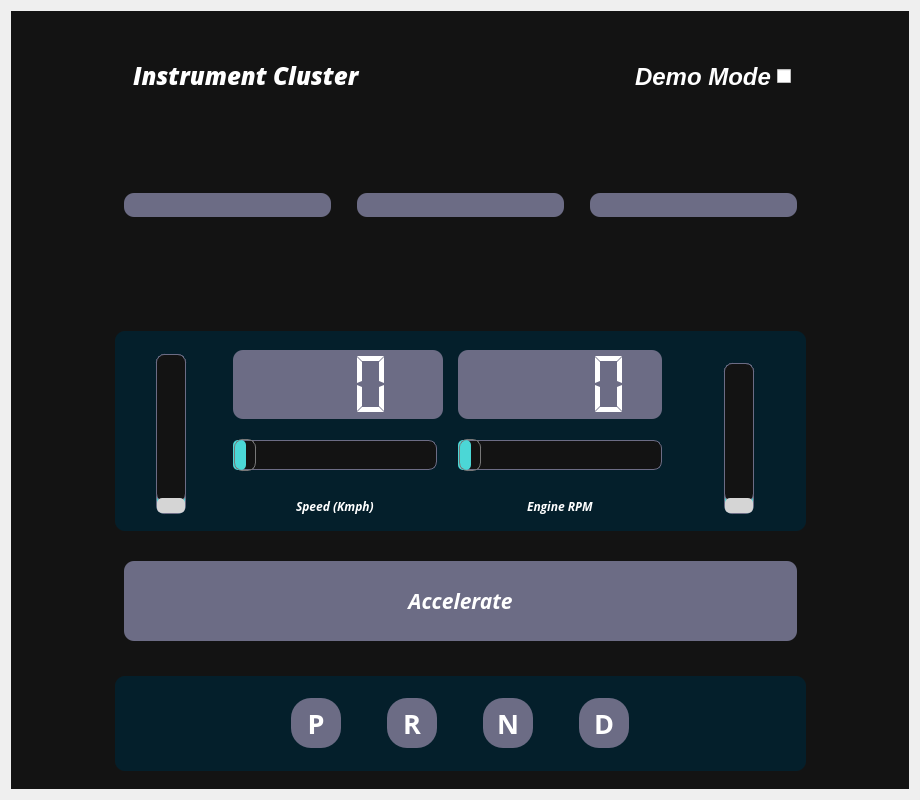
Old version of the form ui/IC.ui in the repository AutomotiveGradeLinux/src-agl-demo-control-panel.
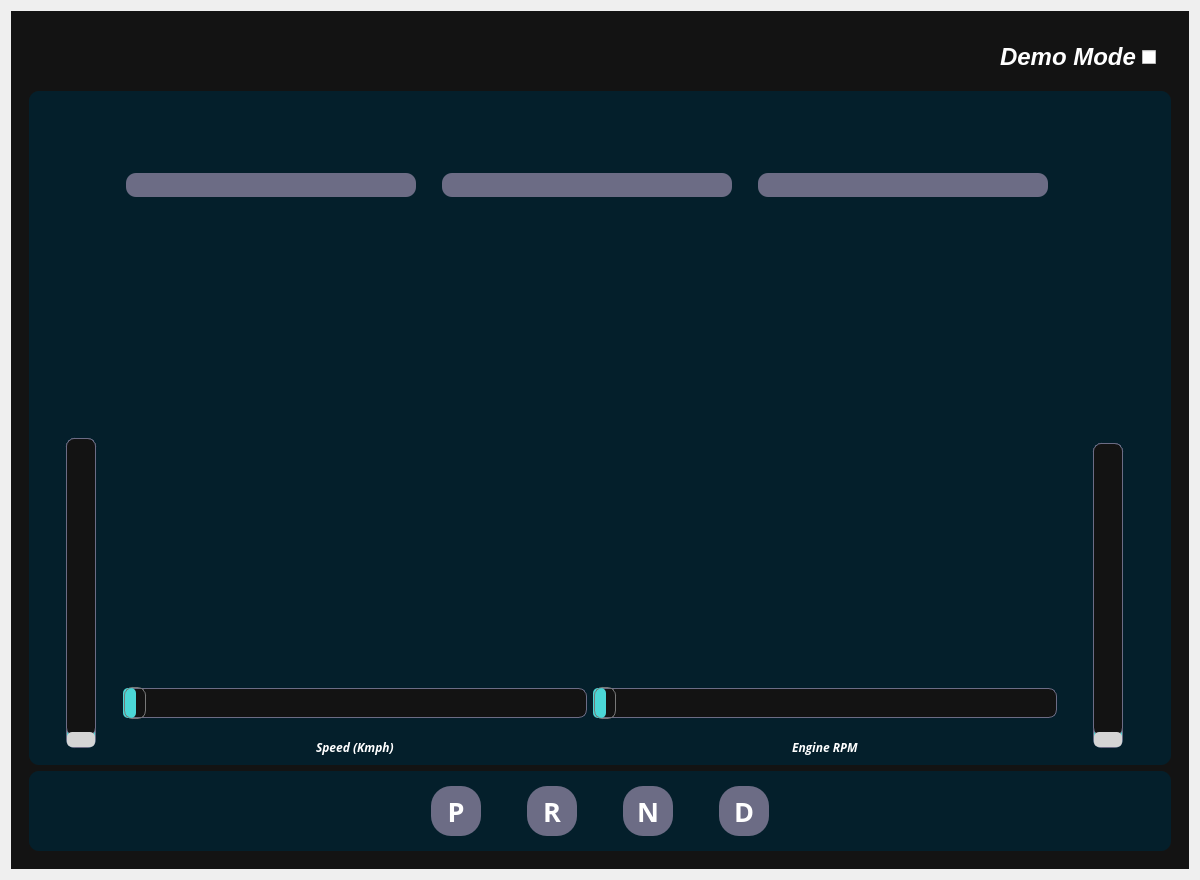
New version of the form. Icons and pictures are not drawn.

Commit message:
Add New Custom Gauges and CARLA playback refactored
    - This commit adds new custom QML Gauges for Engine RPM, Speed, Fuel level and Coolant temp
    - Improve Exception handling for CARLA playback
    - Add the RPM and Speed Gauge elements
    - Update the functions resp. for updating their values
    - Fix Alignment of backgrounds, font size and progress bar
    - Update Half Gauge to have progress ticks
    - Add gauges to the main IC page

Bug-AGL: SPEC-5161

Diff of the .ui file:
```diff
--- a/ui/IC.ui
+++ b/ui/IC.ui
@@ -6,8 +6,8 @@
    <rect>
     <x>0</x>
     <y>0</y>
-    <width>920</width>
-    <height>800</height>
+    <width>1200</width>
+    <height>880</height>
    </rect>
   </property>
   <property name="windowTitle">
@@ -166,33 +166,13 @@
      </property>
      <layout class="QGridLayout" name="gridLayout_3">
       <item row="0" column="0" rowspan="2">
-       <spacer name="horizontalSpacer_12">
-        <property name="orientation">
-         <enum>Qt::Horizontal</enum>
-        </property>
-        <property name="sizeHint" stdset="0">
-         <size>
-          <width>40</width>
-          <height>20</height>
-         </size>
-        </property>
-       </spacer>
-      </item>
-      <item row="0" column="2" rowspan="2">
-       <spacer name="horizontalSpacer_13">
-        <property name="orientation">
-         <enum>Qt::Horizontal</enum>
-        </property>
-        <property name="sizeHint" stdset="0">
-         <size>
-          <width>40</width>
-          <height>20</height>
-         </size>
-        </property>
-       </spacer>
-      </item>
-      <item row="0" column="1" rowspan="2">
        <widget class="QFrame" name="frame">
+        <property name="sizePolicy">
+         <sizepolicy hsizetype="Expanding" vsizetype="Expanding">
+          <horstretch>0</horstretch>
+          <verstretch>0</verstretch>
+         </sizepolicy>
+        </property>
         <property name="minimumSize">
          <size>
           <width>500</width>
@@ -206,81 +186,168 @@
          <enum>QFrame::Raised</enum>
         </property>
         <layout class="QGridLayout" name="gridLayout_4">
-         <item row="0" column="0">
-          <widget class="QFrame" name="header_frame">
+         <item row="2" column="0">
+          <widget class="QFrame" name="frame_1">
+           <property name="sizePolicy">
+            <sizepolicy hsizetype="Expanding" vsizetype="Expanding">
+             <horstretch>0</horstretch>
+             <verstretch>0</verstretch>
+            </sizepolicy>
+           </property>
            <property name="minimumSize">
             <size>
              <width>0</width>
-             <height>50</height>
+             <height>0</height>
             </size>
            </property>
+           <property name="maximumSize">
+            <size>
+             <width>16777215</width>
+             <height>16777215</height>
+            </size>
+           </property>
            <property name="frameShape">
             <enum>QFrame::StyledPanel</enum>
            </property>
            <property name="frameShadow">
             <enum>QFrame::Raised</enum>
            </property>
-           <layout class="QHBoxLayout" name="horizontalLayout">
-            <item>
-             <widget class="QFrame" name="frame_6">
-              <property name="frameShape">
-               <enum>QFrame::StyledPanel</enum>
+           <layout class="QGridLayout" name="gridLayout">
+            <item row="3" column="3" alignment="Qt::AlignBottom">
+             <widget class="QSlider" name="Speed_slider">
+              <property name="sizePolicy">
+               <sizepolicy hsizetype="Expanding" vsizetype="Expanding">
+                <horstretch>0</horstretch>
+                <verstretch>0</verstretch>
+               </sizepolicy>
               </property>
-              <property name="frameShadow">
-               <enum>QFrame::Raised</enum>
+              <property name="minimumSize">
+               <size>
+                <width>0</width>
+                <height>60</height>
+               </size>
               </property>
-              <layout class="QHBoxLayout" name="horizontalLayout_3">
-               <item>
-                <widget class="QLabel" name="label">
+              <property name="font">
+               <font>
+                <weight>50</weight>
+                <bold>false</bold>
+               </font>
+              </property>
+              <property name="maximum">
+               <number>240</number>
+              </property>
+              <property name="orientation">
+               <enum>Qt::Horizontal</enum>
+              </property>
+              <property name="tickPosition">
+               <enum>QSlider::NoTicks</enum>
+              </property>
+              <property name="tickInterval">
+               <number>0</number>
+              </property>
+             </widget>
+            </item>
+            <item row="4" column="3" alignment="Qt::AlignHCenter|Qt::AlignTop">
+             <widget class="QLabel" name="label_4">
                  <property name="sizePolicy">
-                  <sizepolicy hsizetype="MinimumExpanding" vsizetype="Fixed">
+               <sizepolicy hsizetype="Expanding" vsizetype="Expanding">
                    <horstretch>0</horstretch>
                    <verstretch>0</verstretch>
                   </sizepolicy>
                  </property>
                  <property name="font">
                   <font>
-                   <family>Open Sans Extrabold</family>
-                   <pointsize>18</pointsize>
+                <family>Open Sans</family>
                    <weight>75</weight>
                    <italic>true</italic>
                    <bold>true</bold>
                   </font>
                  </property>
                  <property name="text">
-                  <string>Instrument Cluster</string>
+               <string>Speed (Kmph)</string>
                  </property>
                 </widget>
                </item>
-              </layout>
+            <item row="2" column="3">
+             <widget class="QWidget" name="Speed_Gauge_Placeholder" native="true">
+              <property name="sizePolicy">
+               <sizepolicy hsizetype="Expanding" vsizetype="Expanding">
+                <horstretch>0</horstretch>
+                <verstretch>0</verstretch>
+               </sizepolicy>
+              </property>
+              <property name="autoFillBackground">
+               <bool>false</bool>
+              </property>
              </widget>
             </item>
-            <item>
-             <widget class="QLabel" name="label_6">
+            <item row="4" column="4" alignment="Qt::AlignHCenter|Qt::AlignTop">
+             <widget class="QLabel" name="label_5">
+              <property name="sizePolicy">
+               <sizepolicy hsizetype="Expanding" vsizetype="Expanding">
+                <horstretch>0</horstretch>
+                <verstretch>0</verstretch>
+               </sizepolicy>
+              </property>
               <property name="font">
                <font>
-                <pointsize>18</pointsize>
+                <family>Open Sans</family>
                 <weight>75</weight>
                 <italic>true</italic>
                 <bold>true</bold>
                </font>
               </property>
               <property name="text">
-               <string>Demo Mode</string>
+               <string>Engine RPM</string>
               </property>
              </widget>
             </item>
-            <item>
-             <widget class="QCheckBox" name="demoToggle">
-              <property name="text">
-               <string/>
+            <item row="0" column="2" colspan="4">
+             <spacer name="verticalSpacer_5">
+              <property name="orientation">
+               <enum>Qt::Vertical</enum>
               </property>
+              <property name="sizeType">
+               <enum>QSizePolicy::Fixed</enum>
+              </property>
+              <property name="sizeHint" stdset="0">
+               <size>
+                <width>20</width>
+                <height>10</height>
+               </size>
+              </property>
+             </spacer>
+            </item>
+            <item row="2" column="4">
+             <widget class="QWidget" name="RPM_Gauge_Placeholder" native="true">
+              <property name="sizePolicy">
+               <sizepolicy hsizetype="Expanding" vsizetype="Expanding">
+                <horstretch>0</horstretch>
+                <verstretch>0</verstretch>
+               </sizepolicy>
+              </property>
              </widget>
             </item>
-           </layout>
-          </widget>
-         </item>
-         <item row="1" column="0">
+            <item row="3" column="4" alignment="Qt::AlignBottom">
+             <widget class="QSlider" name="RPM_slider">
+              <property name="sizePolicy">
+               <sizepolicy hsizetype="Expanding" vsizetype="Expanding">
+                <horstretch>0</horstretch>
+                <verstretch>0</verstretch>
+               </sizepolicy>
+              </property>
+              <property name="minimumSize">
+               <size>
+                <width>0</width>
+                <height>60</height>
+               </size>
+              </property>
+              <property name="orientation">
+               <enum>Qt::Horizontal</enum>
+              </property>
+             </widget>
+            </item>
+            <item row="1" column="2" colspan="3">
           <widget class="QFrame" name="frame_3">
            <property name="sizePolicy">
             <sizepolicy hsizetype="Preferred" vsizetype="Expanding">
@@ -405,108 +472,21 @@
            </layout>
           </widget>
          </item>
-         <item row="2" column="0">
-          <spacer name="verticalSpacer_4">
-           <property name="orientation">
-            <enum>Qt::Vertical</enum>
-           </property>
-           <property name="sizeType">
-            <enum>QSizePolicy::Fixed</enum>
-           </property>
-           <property name="sizeHint" stdset="0">
-            <size>
-             <width>20</width>
-             <height>20</height>
-            </size>
-           </property>
-          </spacer>
-         </item>
-         <item row="3" column="0">
-          <widget class="QFrame" name="frame_1">
+            <item row="1" column="0" rowspan="4" colspan="2">
+             <widget class="QFrame" name="coolant_gauge_frame">
            <property name="sizePolicy">
-            <sizepolicy hsizetype="Preferred" vsizetype="Fixed">
+               <sizepolicy hsizetype="Expanding" vsizetype="Expanding">
              <horstretch>0</horstretch>
              <verstretch>0</verstretch>
             </sizepolicy>
            </property>
-           <property name="minimumSize">
-            <size>
-             <width>0</width>
-             <height>200</height>
-            </size>
-           </property>
-           <property name="maximumSize">
-            <size>
-             <width>16777215</width>
-             <height>150</height>
-            </size>
-           </property>
            <property name="frameShape">
             <enum>QFrame::StyledPanel</enum>
            </property>
            <property name="frameShadow">
             <enum>QFrame::Raised</enum>
            </property>
-           <layout class="QGridLayout" name="gridLayout">
-            <item row="4" column="8" alignment="Qt::AlignHCenter">
-             <widget class="QLabel" name="label_5">
-              <property name="font">
-               <font>
-                <family>Open Sans</family>
-                <weight>75</weight>
-                <italic>true</italic>
-                <bold>true</bold>
-               </font>
-              </property>
-              <property name="text">
-               <string>Engine RPM</string>
-              </property>
-             </widget>
-            </item>
-            <item row="1" column="5" rowspan="2" colspan="2">
-             <widget class="QLCDNumber" name="Speed_monitor">
-              <property name="sizePolicy">
-               <sizepolicy hsizetype="Minimum" vsizetype="Expanding">
-                <horstretch>0</horstretch>
-                <verstretch>0</verstretch>
-               </sizepolicy>
-              </property>
-              <property name="font">
-               <font>
-                <weight>50</weight>
-                <italic>false</italic>
-                <bold>false</bold>
-               </font>
-              </property>
-              <property name="layoutDirection">
-               <enum>Qt::LeftToRight</enum>
-              </property>
-              <property name="frameShape">
-               <enum>QFrame::NoFrame</enum>
-              </property>
-              <property name="smallDecimalPoint">
-               <bool>false</bool>
-              </property>
-              <property name="digitCount">
-               <number>3</number>
-              </property>
-              <property name="segmentStyle">
-               <enum>QLCDNumber::Flat</enum>
-              </property>
-             </widget>
-            </item>
-            <item row="1" column="1" rowspan="4" colspan="2">
-             <widget class="QFrame" name="frame_2">
-              <property name="frameShape">
-               <enum>QFrame::StyledPanel</enum>
-              </property>
-              <property name="frameShadow">
-               <enum>QFrame::Raised</enum>
-              </property>
-              <layout class="QHBoxLayout" name="horizontalLayout_2">
-               <property name="spacing">
-                <number>0</number>
-               </property>
+              <layout class="QGridLayout" name="gridLayout_5">
                <property name="leftMargin">
                 <number>0</number>
                </property>
@@ -519,8 +499,33 @@
                <property name="bottomMargin">
                 <number>4</number>
                </property>
-               <item>
+               <item row="1" column="1">
+                <widget class="QSlider" name="coolantTemp_slider">
+                 <property name="sizePolicy">
+                  <sizepolicy hsizetype="Expanding" vsizetype="Expanding">
+                   <horstretch>0</horstretch>
+                   <verstretch>0</verstretch>
+                  </sizepolicy>
+                 </property>
+                 <property name="minimumSize">
+                  <size>
+                   <width>60</width>
+                   <height>0</height>
+                  </size>
+                 </property>
+                 <property name="orientation">
+                  <enum>Qt::Vertical</enum>
+                 </property>
+                </widget>
+               </item>
+               <item row="1" column="0">
                 <widget class="QLabel" name="label_2">
+                 <property name="sizePolicy">
+                  <sizepolicy hsizetype="Expanding" vsizetype="Expanding">
+                   <horstretch>0</horstretch>
+                   <verstretch>0</verstretch>
+                  </sizepolicy>
+                 </property>
                  <property name="text">
                   <string/>
                  </property>
@@ -529,207 +534,51 @@
                  </property>
                 </widget>
                </item>
-               <item>
-                <widget class="QSlider" name="coolantTemp_slider">
+               <item row="0" column="0" colspan="2">
+                <widget class="QWidget" name="coolant_Gauge_Placeholder" native="true">
+                 <property name="sizePolicy">
+                  <sizepolicy hsizetype="Expanding" vsizetype="Expanding">
+                   <horstretch>0</horstretch>
+                   <verstretch>0</verstretch>
+                  </sizepolicy>
+                 </property>
                  <property name="minimumSize">
                   <size>
-                   <width>60</width>
+                   <width>0</width>
                    <height>0</height>
                   </size>
                  </property>
-                 <property name="orientation">
-                  <enum>Qt::Vertical</enum>
-                 </property>
                 </widget>
                </item>
               </layout>
              </widget>
             </item>
-            <item row="1" column="0" rowspan="4">
-             <spacer name="horizontalSpacer_10">
-              <property name="orientation">
-               <enum>Qt::Horizontal</enum>
-              </property>
-              <property name="sizeType">
-               <enum>QSizePolicy::Fixed</enum>
-              </property>
-              <property name="sizeHint" stdset="0">
-               <size>
-                <width>10</width>
-                <height>20</height>
-               </size>
-              </property>
-             </spacer>
-            </item>
-            <item row="0" column="3" colspan="8">
-             <spacer name="verticalSpacer_5">
-              <property name="orientation">
-               <enum>Qt::Vertical</enum>
-              </property>
-              <property name="sizeType">
-               <enum>QSizePolicy::Fixed</enum>
-              </property>
-              <property name="sizeHint" stdset="0">
-               <size>
-                <width>20</width>
-                <height>10</height>
-               </size>
-              </property>
-             </spacer>
-            </item>
-            <item row="1" column="12" rowspan="4">
-             <spacer name="horizontalSpacer_11">
-              <property name="orientation">
-               <enum>Qt::Horizontal</enum>
-              </property>
-              <property name="sizeType">
-               <enum>QSizePolicy::Fixed</enum>
-              </property>
-              <property name="sizeHint" stdset="0">
-               <size>
-                <width>10</width>
-                <height>20</height>
-               </size>
-              </property>
-             </spacer>
-            </item>
-            <item row="3" column="8">
-             <widget class="QSlider" name="RPM_slider">
-              <property name="minimumSize">
-               <size>
-                <width>0</width>
-                <height>60</height>
-               </size>
-              </property>
-              <property name="orientation">
-               <enum>Qt::Horizontal</enum>
-              </property>
-             </widget>
-            </item>
-            <item row="1" column="7" rowspan="4">
-             <widget class="Line" name="line">
-              <property name="orientation">
-               <enum>Qt::Vertical</enum>
-              </property>
-             </widget>
-            </item>
-            <item row="1" column="3" rowspan="4" colspan="2">
-             <spacer name="horizontalSpacer_5">
-              <property name="orientation">
-               <enum>Qt::Horizontal</enum>
-              </property>
-              <property name="sizeType">
-               <enum>QSizePolicy::Fixed</enum>
-              </property>
-              <property name="sizeHint" stdset="0">
-               <size>
-                <width>20</width>
-                <height>20</height>
-               </size>
-              </property>
-             </spacer>
-            </item>
-            <item row="1" column="8" rowspan="2">
-             <widget class="QLCDNumber" name="RPM_monitor">
+            <item row="1" column="6" rowspan="4" alignment="Qt::AlignRight">
+             <widget class="QFrame" name="fuel_gauge_frame">
               <property name="sizePolicy">
-               <sizepolicy hsizetype="Minimum" vsizetype="Expanding">
+               <sizepolicy hsizetype="Expanding" vsizetype="Expanding">
                 <horstretch>0</horstretch>
                 <verstretch>0</verstretch>
                </sizepolicy>
               </property>
-              <property name="font">
-               <font>
-                <weight>50</weight>
-                <bold>false</bold>
-               </font>
-              </property>
-              <property name="frameShape">
-               <enum>QFrame::NoFrame</enum>
-              </property>
-              <property name="digitCount">
-               <number>4</number>
-              </property>
-              <property name="segmentStyle">
-               <enum>QLCDNumber::Flat</enum>
-              </property>
-             </widget>
-            </item>
-            <item row="4" column="5" alignment="Qt::AlignHCenter">
-             <widget class="QLabel" name="label_4">
-              <property name="font">
-               <font>
-                <family>Open Sans</family>
-                <weight>75</weight>
-                <italic>true</italic>
-                <bold>true</bold>
-               </font>
-              </property>
-              <property name="text">
-               <string>Speed (Kmph)</string>
-              </property>
-             </widget>
-            </item>
-            <item row="3" column="5">
-             <widget class="QSlider" name="Speed_slider">
-              <property name="minimumSize">
-               <size>
-                <width>0</width>
-                <height>60</height>
-               </size>
-              </property>
-              <property name="font">
-               <font>
-                <weight>50</weight>
-                <bold>false</bold>
-               </font>
-              </property>
-              <property name="maximum">
-               <number>240</number>
-              </property>
-              <property name="orientation">
-               <enum>Qt::Horizontal</enum>
-              </property>
-              <property name="tickPosition">
-               <enum>QSlider::NoTicks</enum>
-              </property>
-              <property name="tickInterval">
-               <number>0</number>
-              </property>
-             </widget>
-            </item>
-            <item row="1" column="9" rowspan="4">
-             <spacer name="horizontalSpacer_6">
-              <property name="orientation">
-               <enum>Qt::Horizontal</enum>
-              </property>
-              <property name="sizeType">
-               <enum>QSizePolicy::Fixed</enum>
-              </property>
-              <property name="sizeHint" stdset="0">
-               <size>
-                <width>20</width>
-                <height>20</height>
-               </size>
-              </property>
-             </spacer>
-            </item>
-            <item row="1" column="11" rowspan="4">
-             <widget class="QFrame" name="frame_5">
               <property name="frameShape">
                <enum>QFrame::StyledPanel</enum>
               </property>
               <property name="frameShadow">
                <enum>QFrame::Raised</enum>
               </property>
-              <layout class="QHBoxLayout" name="horizontalLayout_5">
-               <property name="spacing">
-                <number>0</number>
-               </property>
+              <layout class="QGridLayout" name="gridLayout_6">
                <property name="bottomMargin">
                 <number>4</number>
                </property>
-               <item>
+               <item row="1" column="0" alignment="Qt::AlignRight">
                 <widget class="QSlider" name="fuelLevel_slider">
+                 <property name="sizePolicy">
+                  <sizepolicy hsizetype="Expanding" vsizetype="Expanding">
+                   <horstretch>0</horstretch>
+                   <verstretch>0</verstretch>
+                  </sizepolicy>
+                 </property>
                  <property name="minimumSize">
                   <size>
                    <width>60</width>
@@ -758,10 +607,10 @@
                  </property>
                 </widget>
                </item>
-               <item>
+               <item row="1" column="1" alignment="Qt::AlignRight">
                 <widget class="QLabel" name="label_3">
                  <property name="sizePolicy">
-                  <sizepolicy hsizetype="Preferred" vsizetype="Preferred">
+                  <sizepolicy hsizetype="Expanding" vsizetype="Expanding">
                    <horstretch>0</horstretch>
                    <verstretch>0</verstretch>
                   </sizepolicy>
@@ -785,41 +634,10 @@
                  </property>
                 </widget>
                </item>
-              </layout>
-             </widget>
-            </item>
-           </layout>
-          </widget>
-         </item>
-         <item row="4" column="0">
-          <spacer name="verticalSpacer_2">
-           <property name="orientation">
-            <enum>Qt::Vertical</enum>
-           </property>
-           <property name="sizeType">
-            <enum>QSizePolicy::Fixed</enum>
-           </property>
-           <property name="sizeHint" stdset="0">
-            <size>
-             <width>20</width>
-             <height>40</height>
-            </size>
-           </property>
-          </spacer>
-         </item>
-         <item row="5" column="0">
-          <widget class="QFrame" name="frame_4">
-           <property name="frameShape">
-            <enum>QFrame::StyledPanel</enum>
-           </property>
-           <property name="frameShadow">
-            <enum>QFrame::Raised</enum>
-           </property>
-           <layout class="QVBoxLayout" name="verticalLayout_3">
-            <item alignment="Qt::AlignTop">
-             <widget class="QPushButton" name="accelerationBtn">
+               <item row="0" column="0" colspan="2">
+                <widget class="QWidget" name="fuel_Gauge_Placeholder" native="true">
               <property name="sizePolicy">
-               <sizepolicy hsizetype="Minimum" vsizetype="Expanding">
+                  <sizepolicy hsizetype="Expanding" vsizetype="Expanding">
                 <horstretch>0</horstretch>
                 <verstretch>0</verstretch>
                </sizepolicy>
@@ -827,53 +645,83 @@
               <property name="minimumSize">
                <size>
                 <width>0</width>
-                <height>80</height>
-               </size>
-              </property>
+                   <height>0</height>
+                  </size>
+                 </property>
+                </widget>
+               </item>
+              </layout>
+             </widget>
+            </item>
+           </layout>
+          </widget>
+         </item>
+         <item row="0" column="0">
+          <widget class="QFrame" name="header_frame">
+           <property name="minimumSize">
+            <size>
+             <width>0</width>
+             <height>50</height>
+            </size>
+           </property>
+           <property name="frameShape">
+            <enum>QFrame::StyledPanel</enum>
+           </property>
+           <property name="frameShadow">
+            <enum>QFrame::Raised</enum>
+           </property>
+           <layout class="QHBoxLayout" name="horizontalLayout">
+            <item>
+             <widget class="QFrame" name="frame_6">
+              <property name="frameShape">
+               <enum>QFrame::StyledPanel</enum>
+              </property>
+              <property name="frameShadow">
+               <enum>QFrame::Raised</enum>
+              </property>
+              <layout class="QHBoxLayout" name="horizontalLayout_3">
+               <item>
+                <spacer name="horizontalSpacer_6">
+                 <property name="orientation">
+                  <enum>Qt::Horizontal</enum>
+                 </property>
+                 <property name="sizeHint" stdset="0">
+                  <size>
+                   <width>40</width>
+                   <height>20</height>
+                  </size>
+                 </property>
+                </spacer>
+               </item>
+              </layout>
+             </widget>
+            </item>
+            <item alignment="Qt::AlignRight">
+             <widget class="QLabel" name="label_6">
               <property name="font">
                <font>
-                <family>Open Sans</family>
-                <pointsize>16</pointsize>
+                <pointsize>18</pointsize>
                 <weight>75</weight>
                 <italic>true</italic>
                 <bold>true</bold>
                </font>
               </property>
               <property name="text">
-               <string>Accelerate</string>
+               <string>Demo Mode</string>
               </property>
-              <property name="icon">
-               <iconset>
-                <normaloff>:/Misc_icons/Misc_icons/speed-up-fill.svg</normaloff>:/Misc_icons/Misc_icons/speed-up-fill.svg</iconset>
-              </property>
-              <property name="iconSize">
-               <size>
-                <width>60</width>
-                <height>60</height>
-               </size>
+             </widget>
+            </item>
+            <item alignment="Qt::AlignRight">
+             <widget class="QCheckBox" name="demoToggle">
+              <property name="text">
+               <string/>
               </property>
              </widget>
             </item>
            </layout>
           </widget>
          </item>
-         <item row="6" column="0">
-          <spacer name="verticalSpacer_3">
-           <property name="orientation">
-            <enum>Qt::Vertical</enum>
-           </property>
-           <property name="sizeType">
-            <enum>QSizePolicy::Fixed</enum>
-           </property>
-           <property name="sizeHint" stdset="0">
-            <size>
-             <width>20</width>
-             <height>20</height>
-            </size>
-           </property>
-          </spacer>
-         </item>
-         <item row="7" column="0">
+         <item row="4" column="0" alignment="Qt::AlignBottom">
           <widget class="QFrame" name="gearSelector">
            <property name="minimumSize">
             <size>
```
Lines whose indentation alone changed are shown as unchanged. The commit also changes 12 other files.
